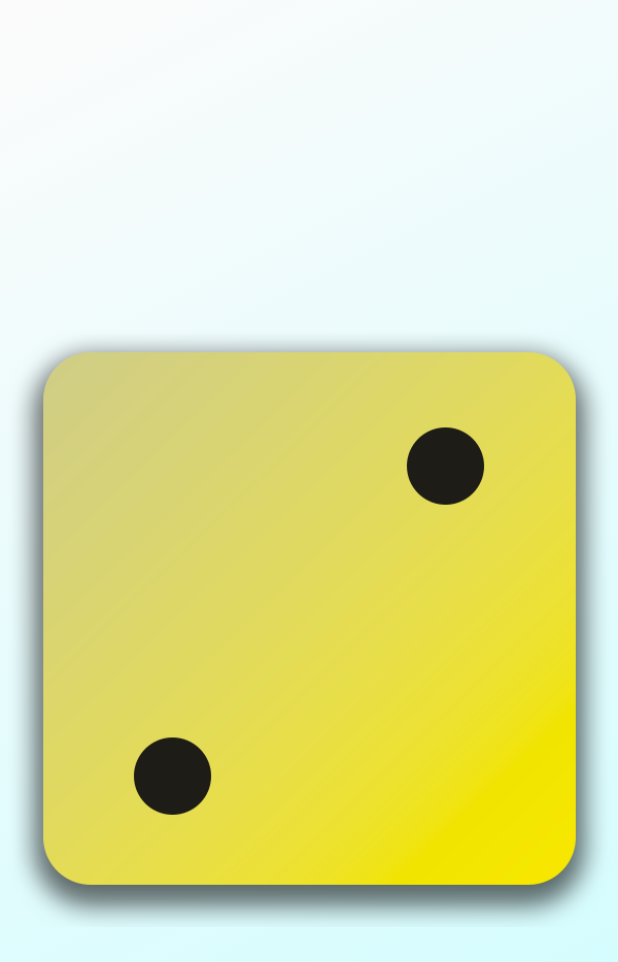
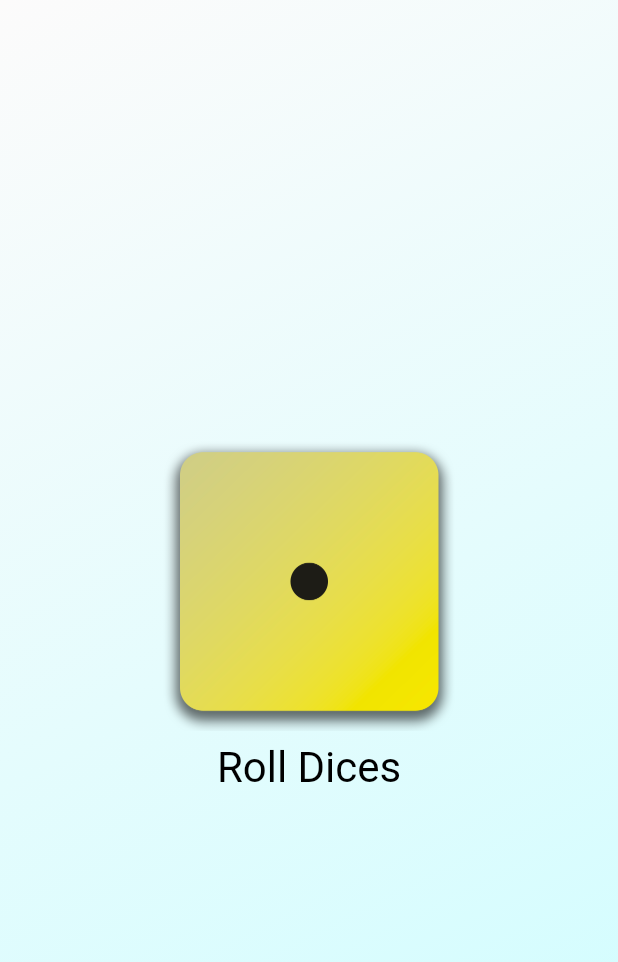
Before and after one commit to a-simplecode/flutter_first_app, a Flutter app: the screen it shows after launch, on a phone screen of 412 x 824 dp. Shown: the top 962 px of the screen. Run offline on Flutter 3.47's test engine with Material 2 defaults, Android fonts, the phone set to English and light mode, and no system bars.

Commit message:
ADD: statfull for dice change

```diff
--- /dev/null
+++ b/lib/dice_roller.dart
@@ -0,0 +1,46 @@
+import 'dart:math';
+import 'package:flutter/material.dart';
+
+final randomizer = Random();
+
+class DiceRoller extends StatefulWidget {
+  const DiceRoller({super.key});
+
+  @override
+  State<DiceRoller> createState() {
+    return _DiceRollerState();
+  }
+}
+
+//private class
+class _DiceRollerState extends State<DiceRoller> {
+  var currentDiceRoll = 1;
+
+  void rollDice() {
+    setState(() {
+      currentDiceRoll = randomizer.nextInt(6) + 1;
+    });
+  }
+
+  @override
+  Widget build(BuildContext context) {
+    return Column(
+      mainAxisSize: MainAxisSize.min,
+      children: [
+        Image.asset(
+          'assets/images/dice-$currentDiceRoll.png',
+          width: 200,
+        ),
+        TextButton(
+            onPressed: rollDice,
+            style: TextButton.styleFrom(
+                // padding: const EdgeInsets.only(top: 20),
+                foregroundColor: Colors.black,
+                textStyle: const TextStyle(
+                  fontSize: 28,
+                )),
+            child: const Text("Roll Dices"))
+      ],
+    );
+  }
+}
--- a/lib/gradient_container.dart
+++ b/lib/gradient_container.dart
@@ -1,3 +1,4 @@
+import 'package:first_app/dice_roller.dart';
 import 'package:flutter/material.dart';
 
 const startAlignment = Alignment.topLeft;
@@ -16,11 +17,14 @@ class GradientContainer extends StatelessWidget {
   @override
   Widget build(context) {
     return Container(
-      decoration: BoxDecoration(
-        gradient: LinearGradient(
-            colors: [color1, color2], begin: startAlignment, end: endAlignment),
-      ),
-      child: Center(child: Image.asset('assets/images/dice-2.png')),
-    );
+        decoration: BoxDecoration(
+          gradient: LinearGradient(
+              colors: [color1, color2],
+              begin: startAlignment,
+              end: endAlignment),
+        ),
+        child: const Center(
+          child: DiceRoller(),
+        ));
   }
 }
```
Also changed, not shown: lib/main.dart (+6 -1 lines).
